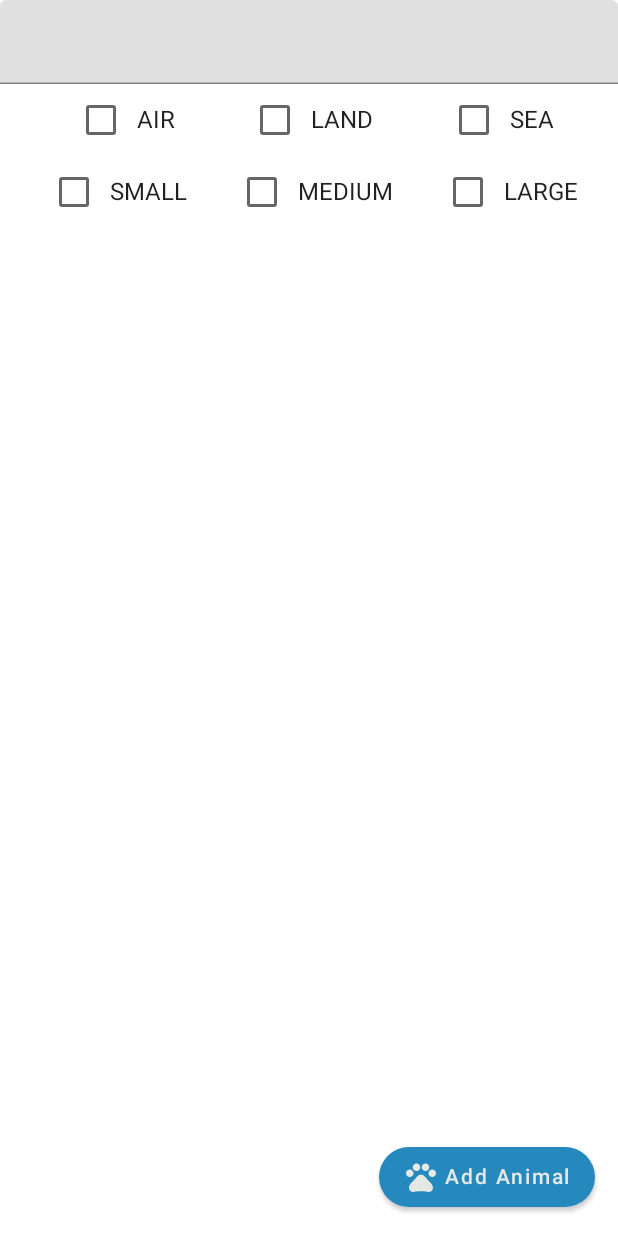
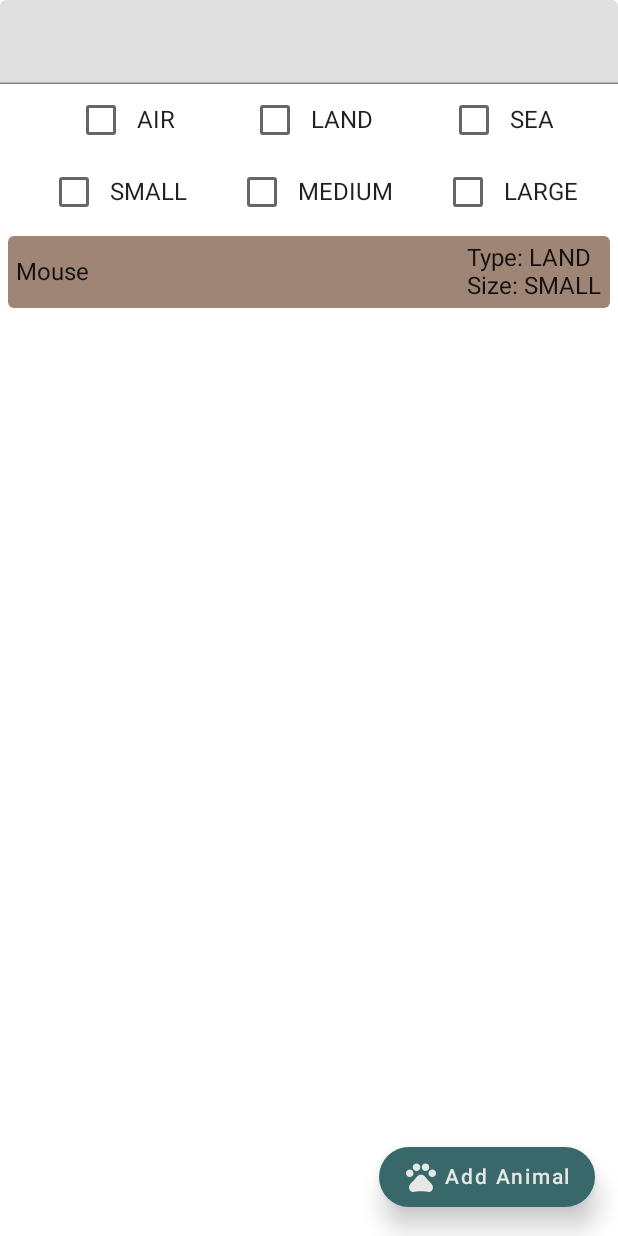
Before and after one commit to gaellia/CodeChallenge03, an Android app built with Jetpack Compose: the screen it shows after launch (MainActivity), on a phone screen of 412 x 824 dp. Run offline under Robolectric (Android 15) with nearby library versions, the phone set to English and light mode, and no system bars; our stand-ins replace Room's generated code.

Commit message:
added theme colors

```diff
--- a/app/src/main/java/com/launchpad/codechallenge03/ui/screens/home/Home.kt
+++ b/app/src/main/java/com/launchpad/codechallenge03/ui/screens/home/Home.kt
@@ -1,7 +1,5 @@
 package com.launchpad.codechallenge03.ui.screens.home
 
-import androidx.compose.foundation.background
-import androidx.compose.foundation.clickable
 import androidx.compose.foundation.layout.*
 import androidx.compose.foundation.lazy.LazyColumn
 import androidx.compose.foundation.lazy.items
@@ -119,7 +117,7 @@
                 Text(text = "LARGE")
                 Spacer(modifier = Modifier.weight(1f))
             }
-            LazyColumn {
+            LazyColumn{
                 items(viewState.visibleAnimals) { animal ->
                     Animal(animal = animal) {
                         actioner(HomeAction.NavigateDetails(animal.id))
@@ -132,8 +130,9 @@
             .padding(bottom = 15.dp, end = 15.dp),
             onClick = {actioner(HomeAction.NavigateAddAnimal)},
             shape = RoundedCornerShape(20.dp),
+            elevation = ButtonDefaults.elevation(10.dp),
             colors = ButtonDefaults.buttonColors(
-                backgroundColor = DarkBlue,
+                backgroundColor = DarkGreen,
                 contentColor = OffWhite
             )
         ) {
@@ -166,10 +165,12 @@
             LightGreen
         }
     }
-    Box(modifier = Modifier
-        .padding(5.dp)
-        .clickable { onClick() }
-        .background(color = backgroundColor, shape = MaterialTheme.shapes.medium)
+    Surface(modifier = Modifier
+        .padding(5.dp),
+        onClick = onClick,
+        shape = MaterialTheme.shapes.medium,
+        color = backgroundColor,
+        contentColor = Color.Black
     ) {
         Row(modifier = Modifier
             .padding(5.dp)
--- a/app/src/main/java/com/launchpad/codechallenge03/ui/theme/Color.kt
+++ b/app/src/main/java/com/launchpad/codechallenge03/ui/theme/Color.kt
@@ -13,3 +13,6 @@
 val LightGreen = Color(0xFFA3B4A2)
 val OffWhite = Color(0xFFE6E8E6)
 val LightBrown = Color(0xFF9E8576)
+
+val DarkestBlue = Color(0xFF090C9B)
+val LightestBlue = Color(0xFFAADFEE)
--- a/app/src/main/java/com/launchpad/codechallenge03/ui/theme/Theme.kt
+++ b/app/src/main/java/com/launchpad/codechallenge03/ui/theme/Theme.kt
@@ -5,19 +5,22 @@
 import androidx.compose.material.darkColors
 import androidx.compose.material.lightColors
 import androidx.compose.runtime.Composable
+import androidx.compose.ui.graphics.Color
 
 private val DarkColorPalette = darkColors(
-    primary = Purple200,
-    primaryVariant = Purple700,
-    secondary = Teal200,
-    surface = Purple200
+    primary = DarkBlue,
+    primaryVariant = LightBlue,
+    secondary = DarkGreen,
+    secondaryVariant = LightGreen,
+    surface = Color.White
 )
 
 private val LightColorPalette = lightColors(
-    primary = Purple500,
-    primaryVariant = Purple700,
-    secondary = Teal200,
-    surface = Purple500
+    primary = LightBlue,
+    primaryVariant = DarkBlue,
+    secondary = DarkGreen,
+    secondaryVariant = LightGreen,
+    surface = Color.White
 )
 
 @Composable
--- a/app/src/main/res/values-night/themes.xml
+++ b/app/src/main/res/values-night/themes.xml
@@ -2,12 +2,12 @@
     <!-- Base application theme. -->
     <style name="Theme.CodeChallenge03" parent="Theme.MaterialComponents.DayNight.DarkActionBar">
         <!-- Primary brand color. -->
-        <item name="colorPrimary">@color/purple_200</item>
-        <item name="colorPrimaryVariant">@color/purple_700</item>
+        <item name="colorPrimary">@color/dark_blue</item>
+        <item name="colorPrimaryVariant">@color/light_blue</item>
         <item name="colorOnPrimary">@color/black</item>
         <!-- Secondary brand color. -->
-        <item name="colorSecondary">@color/teal_200</item>
-        <item name="colorSecondaryVariant">@color/teal_200</item>
+        <item name="colorSecondary">@color/dark_green</item>
+        <item name="colorSecondaryVariant">@color/light_green</item>
         <item name="colorOnSecondary">@color/black</item>
         <!-- Status bar color. -->
         <item name="android:statusBarColor" tools:targetApi="l">?attr/colorPrimaryVariant</item>
--- a/app/src/main/res/values/colors.xml
+++ b/app/src/main/res/values/colors.xml
@@ -7,4 +7,11 @@
     <color name="teal_700">#FF018786</color>
     <color name="black">#FF000000</color>
     <color name="white">#FFFFFFFF</color>
+
+    <color name="light_blue">#FF2589BD</color>
+    <color name="dark_blue">#FF2589BD</color>
+    <color name="dark_green">#FF38686A</color>
+    <color name="light_green">#FFA3B4A2</color>
+    <color name="off_white">#FFE6E8E6</color>
+    <color name="light_brown">#FF9E8576</color>
 </resources>
--- a/app/src/main/res/values/themes.xml
+++ b/app/src/main/res/values/themes.xml
@@ -2,12 +2,12 @@
     <!-- Base application theme. -->
     <style name="Theme.CodeChallenge03" parent="Theme.MaterialComponents.DayNight.DarkActionBar">
         <!-- Primary brand color. -->
-        <item name="colorPrimary">@color/purple_500</item>
-        <item name="colorPrimaryVariant">@color/purple_700</item>
+        <item name="colorPrimary">@color/light_blue</item>
+        <item name="colorPrimaryVariant">@color/dark_blue</item>
         <item name="colorOnPrimary">@color/white</item>
         <!-- Secondary brand color. -->
-        <item name="colorSecondary">@color/teal_200</item>
-        <item name="colorSecondaryVariant">@color/teal_700</item>
+        <item name="colorSecondary">@color/dark_green</item>
+        <item name="colorSecondaryVariant">@color/light_green</item>
         <item name="colorOnSecondary">@color/black</item>
         <!-- Status bar color. -->
         <item name="android:statusBarColor" tools:targetApi="l">?attr/colorPrimaryVariant</item>
```
